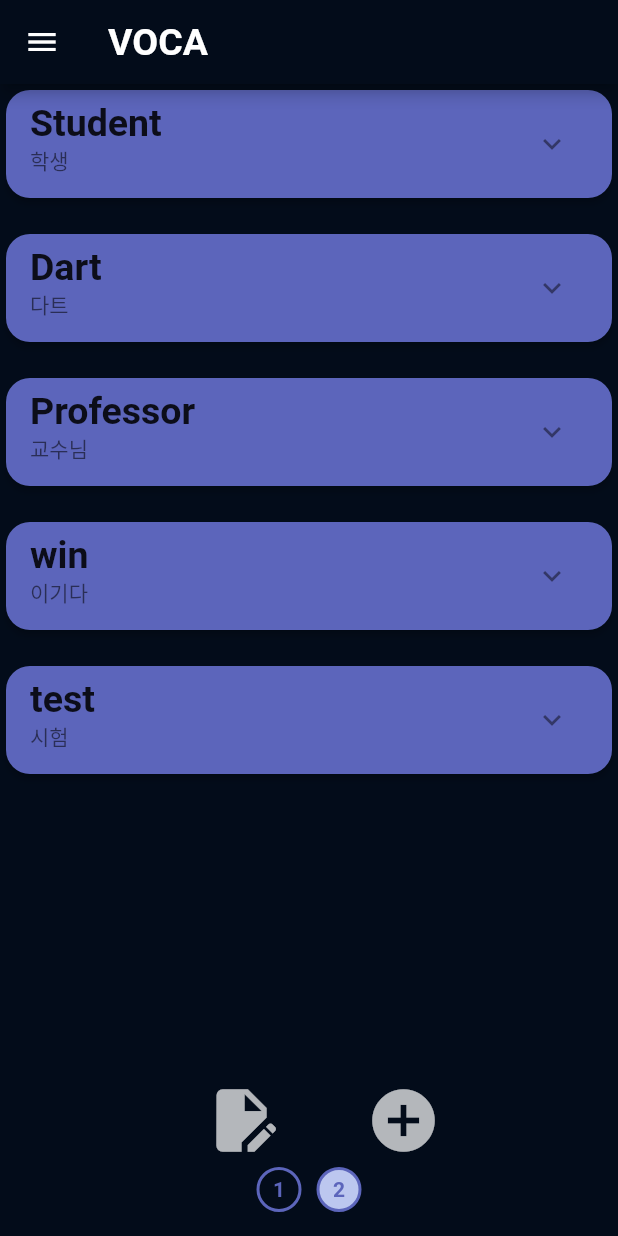
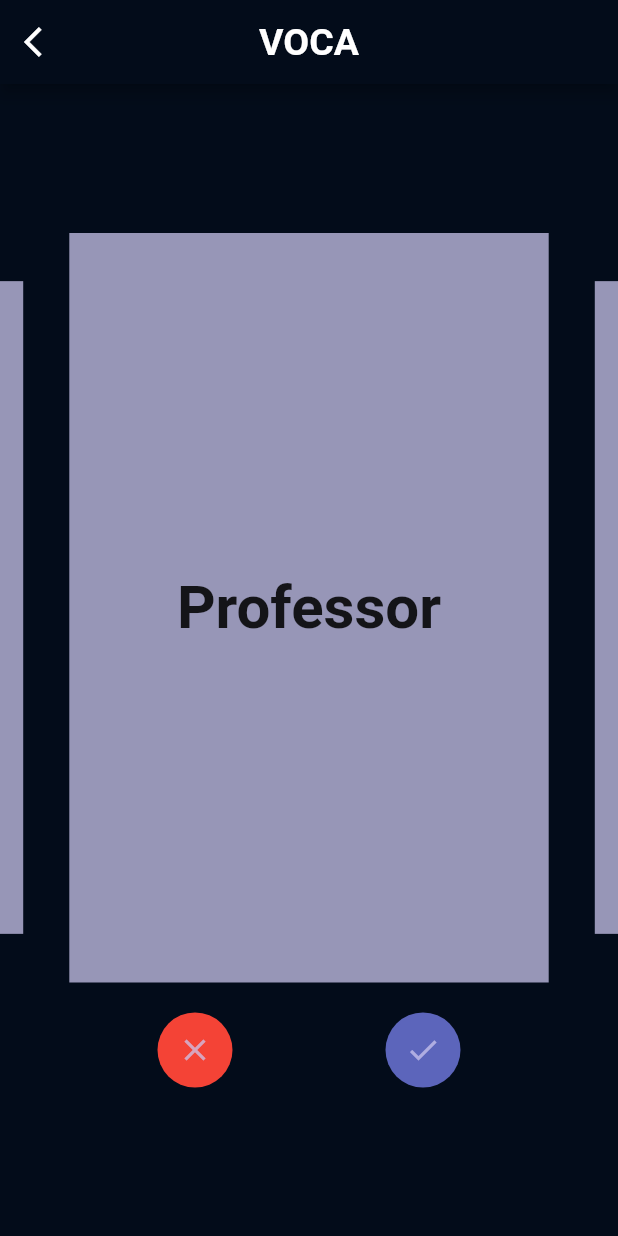
Before and after one commit to 2023-sungshin-sw/good-at-swimming-front, a Flutter app: the screen it shows after launch, swiped to page 2, on a phone screen of 412 x 824 dp. Run offline on Flutter 3.47's test engine with Material 2 defaults, Android fonts, the phone set to English and light mode, and no system bars; drawn by our look-alikes of carousel_slider, flip_card.

Commit message:
Design: 단어 테스트 페이지 추가

```diff
--- a/lib/main.dart
+++ b/lib/main.dart
@@ -4,6 +4,7 @@ import 'package:good_swimming/tab/category/category_page.dart';
 import 'package:good_swimming/tab/category/word/create_page.dart';
 import 'package:good_swimming/logIn/signUp_page.dart';
 import 'package:good_swimming/tab/category/word/result_page.dart';
+import 'package:good_swimming/tab/category/word/test_page.dart';
 import 'package:good_swimming/tab/category/word/word_page.dart';
 import 'package:good_swimming/tab/tab_page.dart';
 
@@ -17,7 +18,7 @@ class MyApp extends StatelessWidget {
   @override
   Widget build(BuildContext context) {
     return const MaterialApp(
-      home: WordPage(),
+      home: TestPage(),
     );
   }
 }
--- a/lib/tab/category/word/test_page.dart
+++ b/lib/tab/category/word/test_page.dart
@@ -0,0 +1,171 @@
+import 'package:flutter/material.dart';
+import 'package:carousel_slider/carousel_slider.dart';
+import 'package:flip_card/flip_card.dart';
+
+void main() {
+  runApp(MyApp());
+}
+
+class Word {
+  final String english;
+  final String Korean;
+
+  Word({required this.english, required this.Korean});
+}
+
+class MyApp extends StatelessWidget {
+  const MyApp({Key? key}) : super(key: key);
+
+  @override
+  Widget build(BuildContext context) {
+    return MaterialApp(
+      home: TestPage(),
+    );
+  }
+}
+
+class TestPage extends StatefulWidget {
+  const TestPage({Key? key}) : super(key: key);
+
+  @override
+  State<TestPage> createState() => _TestPageState();
+}
+
+class _TestPageState extends State<TestPage> {
+  final CarouselController carouselController = CarouselController();
+  List<Word> words = [
+    Word(english: 'Professor', Korean: '교수'),
+    Word(english: 'Student', Korean: '학생'),
+    Word(english: 'Time', Korean: '시간'),
+  ];
+  int current = 0;
+
+  @override
+  void initState() {
+    super.initState();
+  }
+
+  @override
+  Widget build(BuildContext context) {
+    return Scaffold(
+      appBar: AppBar(
+        backgroundColor: const Color(0xFF030C1A),
+        leading: IconButton(
+          icon: const Icon(Icons.arrow_back_ios),
+          onPressed: () {},
+        ),
+        title: const Text('VOCA',
+            style: TextStyle(fontSize: 25, fontWeight: FontWeight.bold)),
+        centerTitle: true,
+      ),
+      backgroundColor: const Color(0xFF030C1A),
+      body: Column(
+        mainAxisAlignment: MainAxisAlignment.center,
+        children: [
+          CarouselSlider(
+            carouselController: carouselController,
+            items: words.map((word) {
+              return Builder(
+                builder: (BuildContext context) {
+                  return FlipCard(
+                    direction: FlipDirection.HORIZONTAL,
+                    front: Container(
+                      width: MediaQuery.of(context).size.width,
+                      margin: const EdgeInsets.symmetric(horizontal: 5.0),
+                      decoration: const BoxDecoration(
+                          color: Color.fromARGB(188, 204, 199, 239)),
+                      child: Center(
+                        child: Text(
+                          word.english,
+                          style: const TextStyle(
+                              fontSize: 40, fontWeight: FontWeight.bold),
+                        ),
+                      ),
+                    ),
+                    back: Container(
+                      width: MediaQuery.of(context).size.width,
+                      margin: const EdgeInsets.symmetric(horizontal: 5.0),
+                      decoration: const BoxDecoration(
+                          color: Color.fromARGB(188, 204, 199, 239)),
+                      child: Center(
+                        child: Text(
+                          word.Korean,
+                          style: const TextStyle(
+                              fontSize: 40, fontWeight: FontWeight.bold),
+                        ),
+                      ),
+                    ),
+                  );
+                },
+              );
+            }).toList(),
+            options: CarouselOptions(
+              height: 500,
+              aspectRatio: 16 / 9,
+              viewportFraction: 0.8,
+              initialPage: 0,
+              reverse: false,
+              autoPlay: false,
+              autoPlayInterval: const Duration(seconds: 3),
+              autoPlayAnimationDuration: const Duration(milliseconds: 800),
+              autoPlayCurve: Curves.fastOutSlowIn,
+              enlargeCenterPage: true,
+              onPageChanged: (index, reason) {},
+              scrollDirection: Axis.horizontal,
+            ),
+          ),
+          const SizedBox(height: 20),
+          Row(
+            mainAxisAlignment: MainAxisAlignment.center,
+            children: [
+              ElevatedButton(
+                onPressed: () => carouselController.nextPage(
+                    duration: const Duration(milliseconds: 300),
+                    curve: Curves.linear),
+                style: ElevatedButton.styleFrom(
+                  primary: Colors.transparent,
+                  elevation: 0,
+                ),
+                child: Container(
+                  width: 50,
+                  height: 50,
+                  decoration:
+                      BoxDecoration(color: Colors.red, shape: BoxShape.circle),
+                  child: Center(
+                    child: Icon(
+                      Icons.close,
+                      color: Color.fromARGB(188, 204, 199, 239),
+                    ),
+                  ),
+                ),
+              ),
+              const SizedBox(width: 70),
+              ElevatedButton(
+                onPressed: () => carouselController.nextPage(
+                    duration: const Duration(milliseconds: 300),
+                    curve: Curves.linear),
+                style: ElevatedButton.styleFrom(
+                  primary: Colors.transparent,
+                  elevation: 0,
+                ),
+                child: Container(
+                  width: 50,
+                  height: 50,
+                  decoration: BoxDecoration(
+                      color: Color.fromARGB(255, 92, 101, 187),
+                      shape: BoxShape.circle),
+                  child: Center(
+                    child: Icon(
+                      Icons.check,
+                      color: Color.fromARGB(188, 204, 199, 239),
+                    ),
+                  ),
+                ),
+              ),
+            ],
+          ),
+        ],
+      ),
+    );
+  }
+}
--- a/pubspec.yaml
+++ b/pubspec.yaml
@@ -30,6 +30,8 @@ environment:
 dependencies:
   flutter:
     sdk: flutter
+  carousel_slider: ^4.0.0
+  flip_card: ^0.5.0
 
 
   # The following adds the Cupertino Icons font to your application.
```
Also changed, not shown: pubspec.lock.
